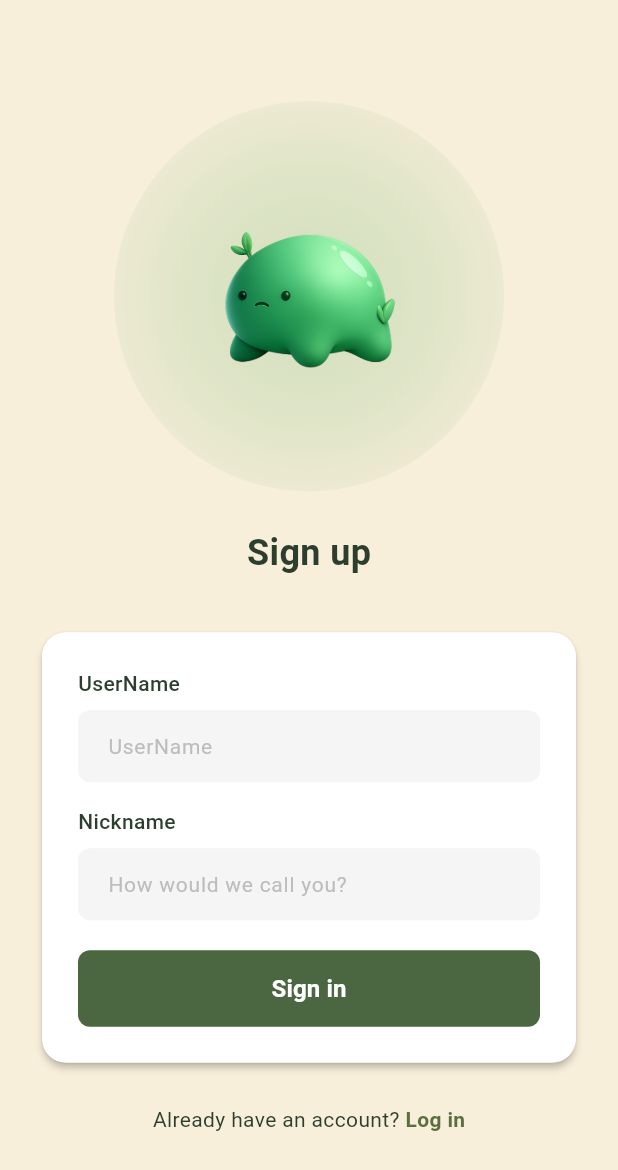
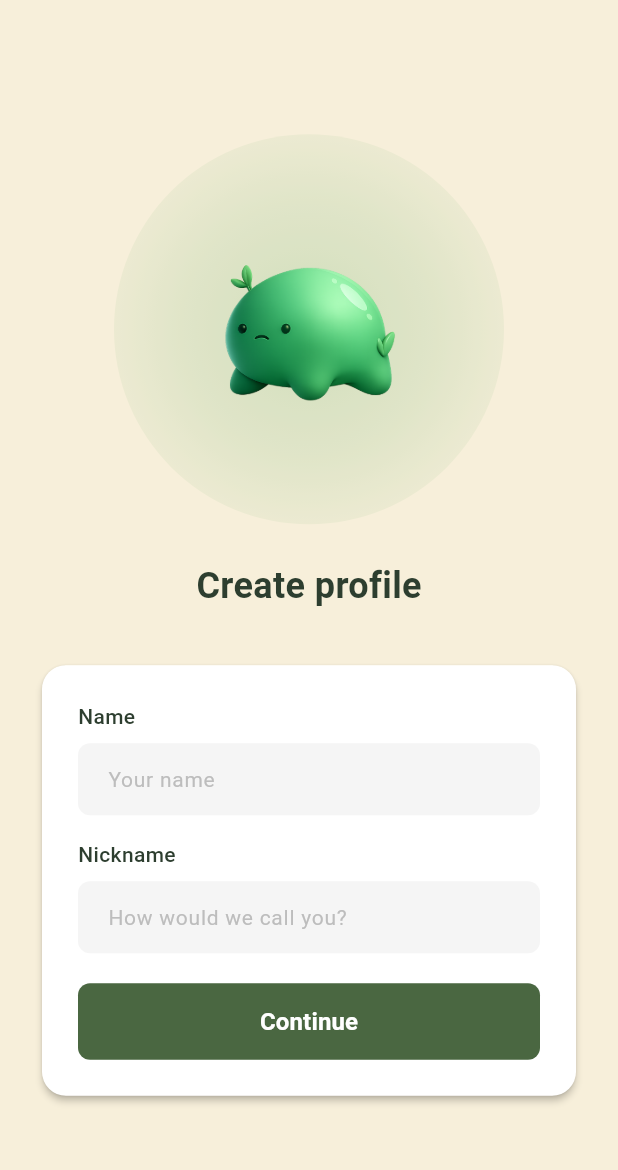
Before and after one commit to Haysansan/MealMirror, a Flutter app: the SignUpScreen screen opened by its route, on a phone screen of 412 x 824 dp. Shown: the top 1170 px of the screen. Run offline on Flutter 3.47's test engine with Material 3 defaults, Android fonts, the phone set to English and light mode, and no system bars; our stand-ins replace drift, go_router, shared_preferences; accounts and stored records are empty.

Commit message:
fix: login deletion + create profile adjustment

```diff
--- a/lib/core/navigation/app_router.dart
+++ b/lib/core/navigation/app_router.dart
@@ -1,6 +1,5 @@
 import 'package:go_router/go_router.dart';
 
-import '../../features/auth/login_screen.dart';
 import '../../features/auth/signup_screen.dart';
 import '../../features/home/home_screen.dart';
 import '../../features/log_meal/log_meal_flow_args.dart';
@@ -16,8 +15,6 @@ class AppRouter {
   static final router = GoRouter(
     initialLocation: '/welcome',
     routes: [
-      GoRoute(path: '/login', builder: (context, state) => const LoginScreen()),
-
       GoRoute(
         path: '/signup',
         builder: (context, state) => const SignUpScreen(),
--- a/lib/data/local/auth_service.dart
+++ b/lib/data/local/auth_service.dart
@@ -32,16 +32,12 @@ class AuthService {
 
     final prefs = await SharedPreferences.getInstance();
 
-    // Check if username already exists
-    final existingUser = prefs.getString('$_keyUsersPrefix$username');
-    if (existingUser != null) {
-      return false; // Username already taken
-    }
-
-    // Store user data
+    // This app uses a lightweight local profile (no passwords).
+    // If the user already exists, treat this as selecting that profile and
+    // updating the nickname.
     await prefs.setString('$_keyUsersPrefix$username', nickname);
 
-    // Auto login after signup
+    // Set current user
     await prefs.setBool(_keyIsLoggedIn, true);
     await prefs.setString(_keyUsername, username);
     await prefs.setString(_keyNickname, nickname);
--- a/lib/features/auth/signup_screen.dart
+++ b/lib/features/auth/signup_screen.dart
@@ -48,7 +48,7 @@ class _SignUpScreenState extends State<SignUpScreen> {
     } else {
       setState(() {
         _isLoading = false;
-        _errorMessage = 'Username already exists. Please choose another.';
+        _errorMessage = 'Could not save your profile. Please try again.';
       });
     }
   }
@@ -86,7 +86,7 @@ class _SignUpScreenState extends State<SignUpScreen> {
               const SizedBox(height: 24),
 
               const Text(
-                'Sign up',
+                'Create profile',
                 style: TextStyle(
                   fontSize: 24,
                   fontWeight: FontWeight.bold,
@@ -109,7 +109,7 @@ class _SignUpScreenState extends State<SignUpScreen> {
                     crossAxisAlignment: CrossAxisAlignment.start,
                     children: [
                       const Text(
-                        'UserName',
+                        'Name',
                         style: TextStyle(
                           fontSize: 14,
                           fontWeight: FontWeight.w500,
@@ -120,7 +120,7 @@ class _SignUpScreenState extends State<SignUpScreen> {
                       TextField(
                         controller: _usernameController,
                         decoration: InputDecoration(
-                          hintText: 'UserName',
+                          hintText: 'Your name',
                           hintStyle: TextStyle(
                             color: Colors.grey[400],
                             fontSize: 14,
@@ -204,7 +204,7 @@ class _SignUpScreenState extends State<SignUpScreen> {
                                   ),
                                 )
                               : const Text(
-                                  'Sign in',
+                                  'Continue',
                                   style: TextStyle(
                                     fontSize: 16,
                                     fontWeight: FontWeight.w600,
@@ -215,29 +215,6 @@ class _SignUpScreenState extends State<SignUpScreen> {
                     ],
                   ),
                 ),
-              ),
-
-              const SizedBox(height: 24),
-
-              // Login link
-              Row(
-                mainAxisAlignment: MainAxisAlignment.center,
-                children: [
-                  const Text(
-                    "Already have an account? ",
-                    style: TextStyle(color: Color(0xFF2D3E2F)),
-                  ),
-                  GestureDetector(
-                    onTap: () => context.go('/login'),
-                    child: Text(
-                      'Log in',
-                      style: TextStyle(
-                        color: AppColors.primary,
-                        fontWeight: FontWeight.bold,
-                      ),
-                    ),
-                  ),
-                ],
               ),
             ],
           ),
--- a/lib/features/onboarding/instruction_screen.dart
+++ b/lib/features/onboarding/instruction_screen.dart
@@ -37,7 +37,7 @@ class _InstructionScreenState extends State<InstructionScreen> {
   Future<void> _finishOnboarding(BuildContext context) async {
     await AppPreferences.setBool('seenOnboarding', true);
     if (context.mounted) {
-      context.go('/login');
+      context.go('/signup');
     }
   }
 
--- a/lib/features/profile/profile_screen.dart
+++ b/lib/features/profile/profile_screen.dart
@@ -34,7 +34,7 @@ class ProfileScreen extends StatelessWidget {
     if (confirm == true && context.mounted) {
       await AuthService.logout();
       if (context.mounted) {
-        context.go('/login');
+        context.go('/signup');
       }
     }
   }
```
Also changed, not shown: lib/features/auth/login_screen.dart (deleted, +0 -257 lines).
